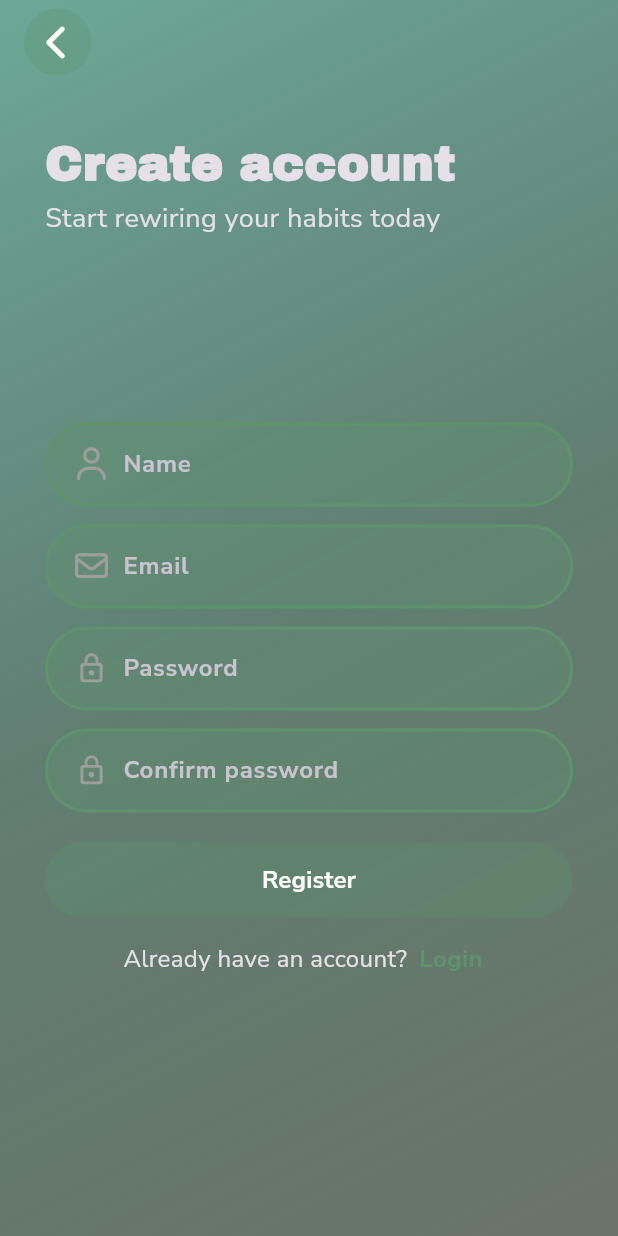
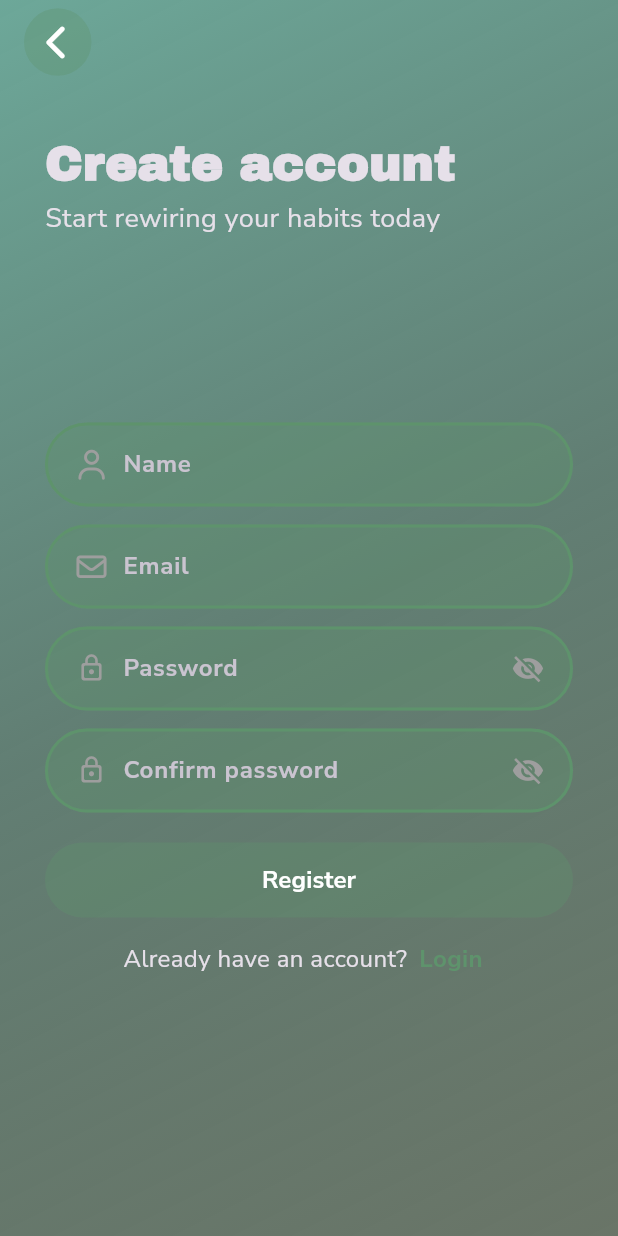
Before and after one commit to NOUR-MOWAFEY/rewire, a Flutter app: the screen it shows after launch, after a tap on "Login", after a tap on "Register", on a phone screen of 412 x 824 dp. Run offline on Flutter 3.47's test engine with Material 3 defaults, Android fonts, the light colour scheme and no system bars; our stand-ins replace accordion, cached_network_image, cloud_firestore, firebase_auth, firebase_core, flutter_bloc and 12 more; accounts and stored records are empty; project files that could hold a hidden picture were left out.

Commit message:
add password field in create group view

```diff
--- a/lib/features/auth/presentation/views/widgets/custom_text_form_field.dart
+++ b/lib/features/auth/presentation/views/widgets/custom_text_form_field.dart
@@ -3,7 +3,7 @@ import 'package:flutter/material.dart';
 import '../../../../../core/utils/app_colors.dart';
 import '../../../../../core/utils/validator.dart';
 
-class CustomTextFormField extends StatelessWidget {
+class CustomTextFormField extends StatefulWidget {
   const CustomTextFormField({
     super.key,
     required this.title,
@@ -27,29 +27,62 @@ class CustomTextFormField extends StatelessWidget {
   final bool border;
 
   @override
+  State<CustomTextFormField> createState() => _CustomTextFormFieldState();
+}
+
+class _CustomTextFormFieldState extends State<CustomTextFormField> {
+  late bool obscureText;
+
+  @override
+  void initState() {
+    super.initState();
+    obscureText = widget.isPassword;
+  }
+
+  @override
   Widget build(BuildContext context) {
     return TextFormField(
-      enabled: isEnabled,
-      validator: inputType != null
-          ? (value) => validator(inputType!, value, passwordController)
+      enabled: widget.isEnabled,
+      validator: widget.inputType != null
+          ? (value) =>
+                validator(widget.inputType!, value, widget.passwordController)
           : null,
-      autovalidateMode: AutovalidateMode.onUserInteraction,
-      controller: controller,
+      autovalidateMode: AutovalidateMode.onUserInteractionIfError,
+      controller: widget.controller,
       cursorColor: AppColors.white,
-      obscureText: isPassword,
-      keyboardType: isPassword
+      obscureText: obscureText,
+      keyboardType: widget.isPassword
           ? TextInputType.text
           : TextInputType.emailAddress,
-      textInputAction: isLastOne ? TextInputAction.done : TextInputAction.next,
+      textInputAction: widget.isLastOne
+          ? TextInputAction.done
+          : TextInputAction.next,
       decoration: InputDecoration(
         prefixIcon: Padding(
           padding: const EdgeInsets.only(left: 16, right: 2),
-          child: Icon(icon, color: Colors.grey, size: 22),
+          child: Icon(widget.icon, color: Colors.grey, size: 20),
         ),
+        suffixIcon: widget.isPassword
+            ? Padding(
+                padding: const EdgeInsets.only(right: 12),
+                child: GestureDetector(
+                  onTap: () {
+                    setState(() {
+                      obscureText = !obscureText;
+                    });
+                  },
+                  child: Icon(
+                    !obscureText ? Icons.visibility : Icons.visibility_off,
+                    color: Colors.grey,
+                    size: 22,
+                  ),
+                ),
+              )
+            : null,
         fillColor: AppColors.transparentPrimary,
         filled: true,
-        hintText: title,
-        hintStyle: TextStyle(fontWeight: FontWeight.bold),
+        hintText: widget.title,
+        hintStyle: const TextStyle(fontWeight: FontWeight.bold),
         border: customOutlineInputBorder(),
         enabledBorder: customOutlineInputBorder(),
         focusedBorder: customOutlineInputBorder(),
@@ -60,9 +93,9 @@ class CustomTextFormField extends StatelessWidget {
   OutlineInputBorder customOutlineInputBorder() {
     return OutlineInputBorder(
       borderRadius: BorderRadius.circular(32),
-      borderSide: border
-          ? BorderSide(color: AppColors.primary, width: 2)
-          : BorderSide(color: Colors.transparent),
+      borderSide: widget.border
+          ? const BorderSide(color: AppColors.primary, width: 2)
+          : const BorderSide(color: Colors.transparent),
     );
   }
 }
--- a/lib/features/home/presentation/views/create_group_view/create_group_view.dart
+++ b/lib/features/home/presentation/views/create_group_view/create_group_view.dart
@@ -12,6 +12,7 @@ class CreateGroupView extends StatefulWidget {
 
 class _CreateGroupViewState extends State<CreateGroupView> {
   late TextEditingController groupNameController;
+  late TextEditingController groupPasswordController;
   late TextEditingController memberEmailController;
   late GlobalKey<FormState> groupNameKey;
 
@@ -25,6 +26,7 @@ class _CreateGroupViewState extends State<CreateGroupView> {
   void dispose() {
     super.dispose();
     groupNameController.dispose();
+    groupPasswordController.dispose();
     memberEmailController.dispose();
   }
 
@@ -34,18 +36,21 @@ class _CreateGroupViewState extends State<CreateGroupView> {
       bottomNavigationBar: CreategroupButton(
         groupNameKey: groupNameKey,
         groupNameController: groupNameController,
+        groupPasswordController: groupPasswordController,
       ),
 
       viewBody: CreateGroupViewBody(
         groupNameController: groupNameController,
         groupNameKey: groupNameKey,
         memberEmailController: memberEmailController,
+        groupPasswordController: groupPasswordController,
       ),
     );
   }
 
   void _setInitialValues() async {
     groupNameController = TextEditingController();
+    groupPasswordController = TextEditingController();
     memberEmailController = TextEditingController();
     groupNameKey = GlobalKey<FormState>();
   }
--- a/lib/features/home/presentation/views/create_group_view/widgets/create_group_button.dart
+++ b/lib/features/home/presentation/views/create_group_view/widgets/create_group_button.dart
@@ -9,10 +9,12 @@ class CreategroupButton extends StatelessWidget {
     super.key,
     required this.groupNameKey,
     required this.groupNameController,
+    required this.groupPasswordController,
   });
 
   final GlobalKey<FormState> groupNameKey;
   final TextEditingController groupNameController;
+  final TextEditingController groupPasswordController;
 
   @override
   Widget build(BuildContext context) {
@@ -31,7 +33,7 @@ class CreategroupButton extends StatelessWidget {
 
               context.read<CreateGroupCubit>().createGroup(
                 title: groupNameController.text.trim(),
-                password: '',
+                password: groupPasswordController.text,
                 invitedUsers: context.read<MembersCubit>().members.toList(),
               );
             },
```
Also changed, not shown: lib/features/home/presentation/views/create_group_view/widgets/create_group_view_body.dart (+14 -1 lines).
